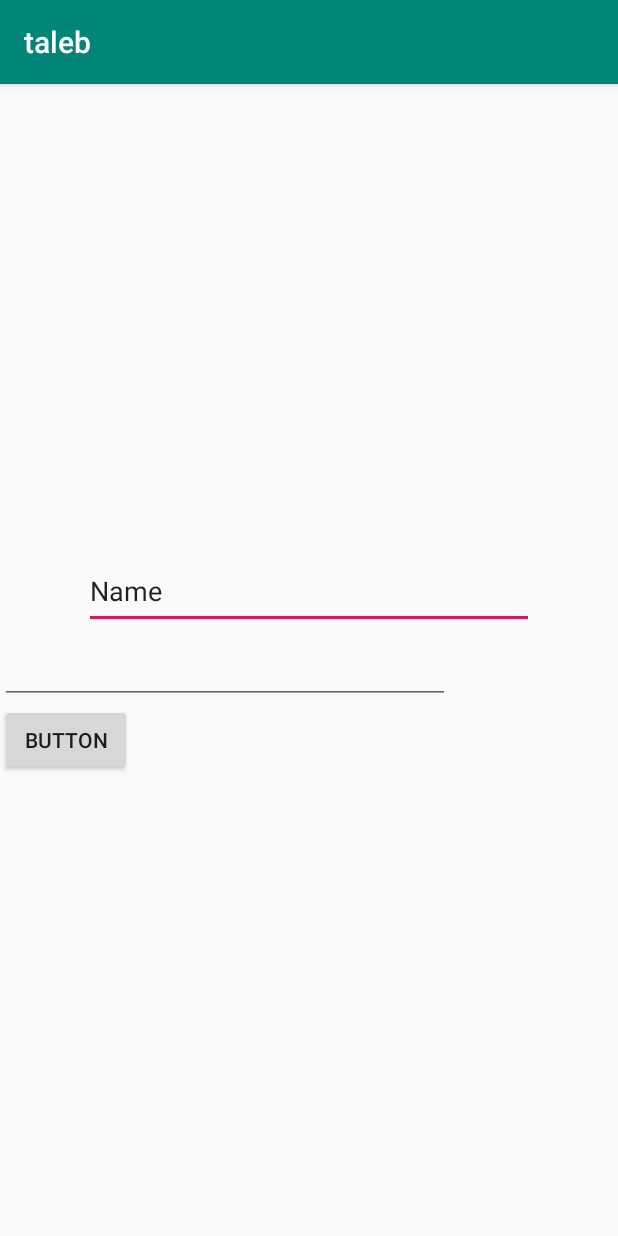
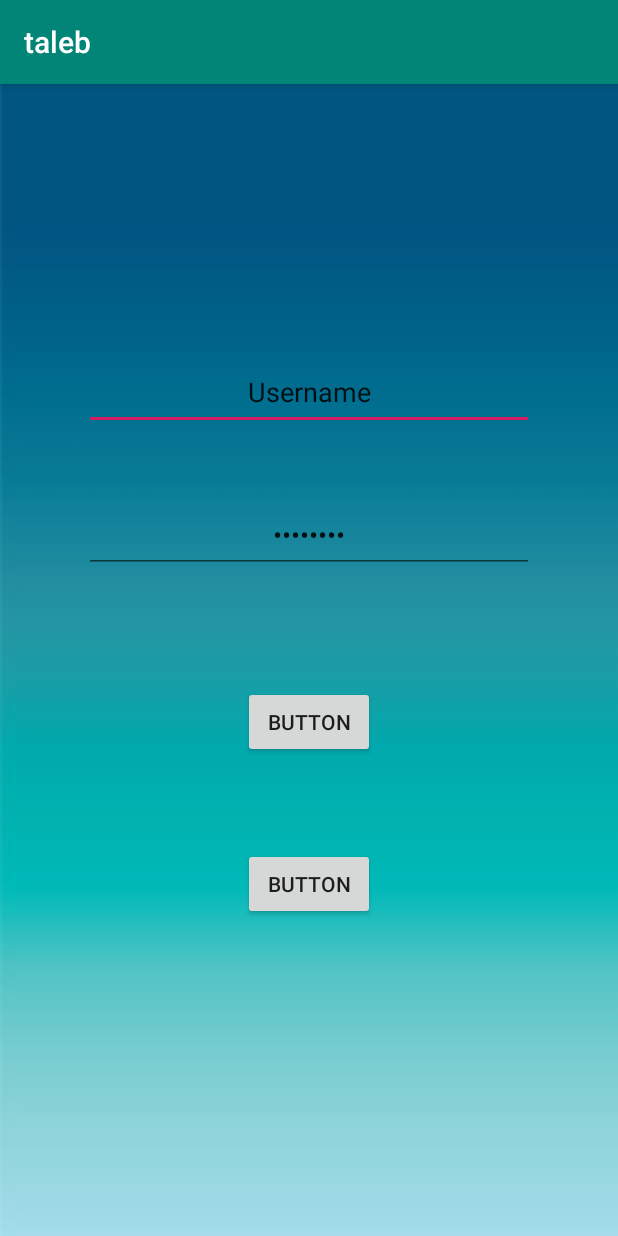
Before and after one commit to Taleb27/Guess_The_Colour_Game, an Android app: the screen it shows after launch (MainActivity), on a phone screen of 412 x 824 dp. Run offline under Robolectric (Android 15) with nearby library versions, the phone set to English and light mode, and no system bars.

Commit message:
ADDED TO STRING

```diff
--- a/app/src/main/AndroidManifest.xml
+++ b/app/src/main/AndroidManifest.xml
@@ -10,7 +10,7 @@
         android:supportsRtl="true"
         android:theme="@style/AppTheme">
         <activity android:name=".ArrayListActivity"></activity>
-        <activity android:name=".profileActivity" />
+        <activity android:name=".ProfileActivity" />
         <activity android:name=".About" />
         <activity android:name=".MainActivity">
             <intent-filter>
--- a/app/src/main/res/layout/activity_main.xml
+++ b/app/src/main/res/layout/activity_main.xml
@@ -1,32 +1,30 @@
 <?xml version="1.0" encoding="utf-8"?>
 <LinearLayout xmlns:android="http://schemas.android.com/apk/res/android"
-    xmlns:app="http://schemas.android.com/apk/res-auto"
     xmlns:tools="http://schemas.android.com/tools"
     android:layout_width="match_parent"
     android:layout_height="match_parent"
     android:orientation="vertical"
-    tools:context=".MainActivity">
+    tools:context=".MainActivity"
+    android:gravity="center"
+    android:background="@drawable/d274507"
+    >
 
-
-    <LinearLayout
-        android:layout_width="match_parent"
-        android:layout_height="313dp"
-        android:layout_weight="0"
-        android:orientation="vertical"></LinearLayout>
 
     <EditText
        android:id="@+id/editTextName"
         android:layout_width="300dp"
         android:layout_height="50dp"
+        android:layout_gravity="center"
         android:layout_weight="0"
         android:autofillHints=""
-        android:layout_gravity="center"
         android:ems="10"
+        android:gravity="center"
         android:inputType="textPersonName"
-        android:text="Name" />
+        android:text="Username" />
 
 
     <EditText
+
         android:id="@+id/editTextPassword"
         android:layout_width="300dp"
         android:layout_height="50dp"
@@ -34,13 +32,31 @@
         android:autofillHints=""
         android:ems="10"
         android:inputType="textPassword"
-        android:gravity="center"/>
+        android:layout_gravity="center"
+        android:layout_margin="45dp"
+        android:gravity="center"
+        android:text="password"/>
+
+
     <Button
         android:id="@+id/buttonlogin"
         android:layout_width="wrap_content"
-        android:gravity="center"
         android:layout_height="wrap_content"
+        android:layout_gravity="center"
+        android:layout_margin="30dp"
         android:onClick="login"
-        android:text="Button" />
+        android:text="Button"
+        tools:text="Login" />
+
+    <Button
+        android:id="@+id/buttonsign"
+        android:layout_width="wrap_content"
+        android:layout_height="wrap_content"
+        android:layout_gravity="center"
+        android:layout_margin="30dp "
+        android:onClick="login"
+        android:text="Button"
+        tools:text="Sign up" />
+
 
 </LinearLayout>
```
Also changed, not shown: app/src/main/java/y2020/aoc/bayan/taleb/ProfileActivity.java (+41 -45 lines). Lines whose indentation alone changed are shown as unchanged.
